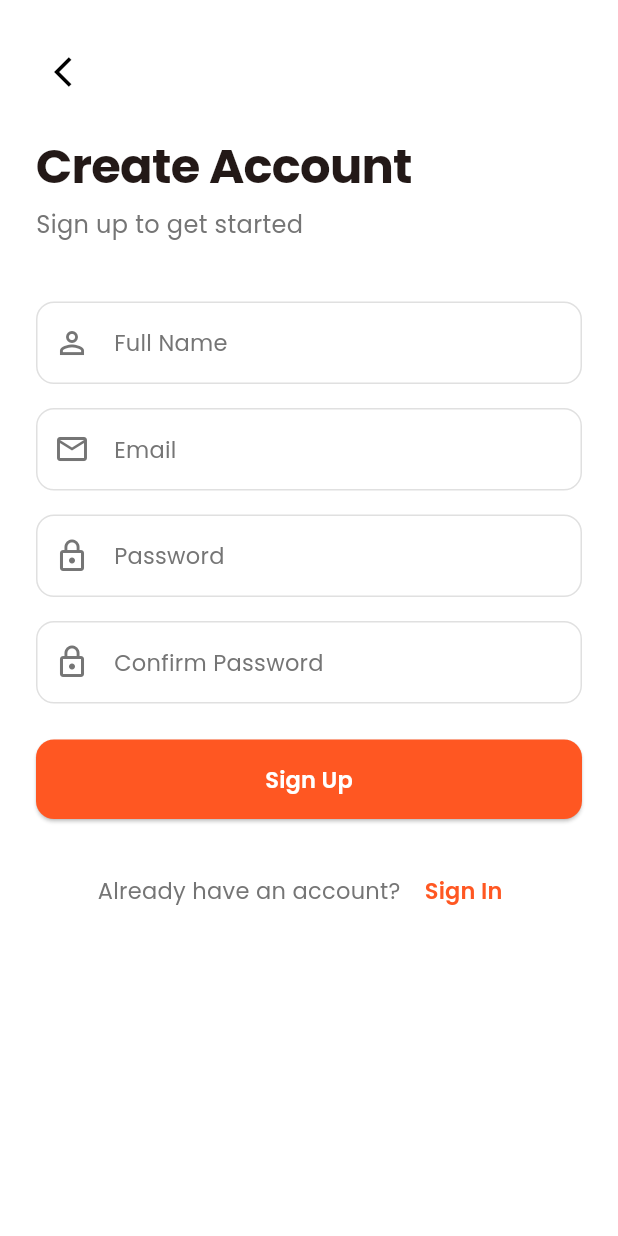
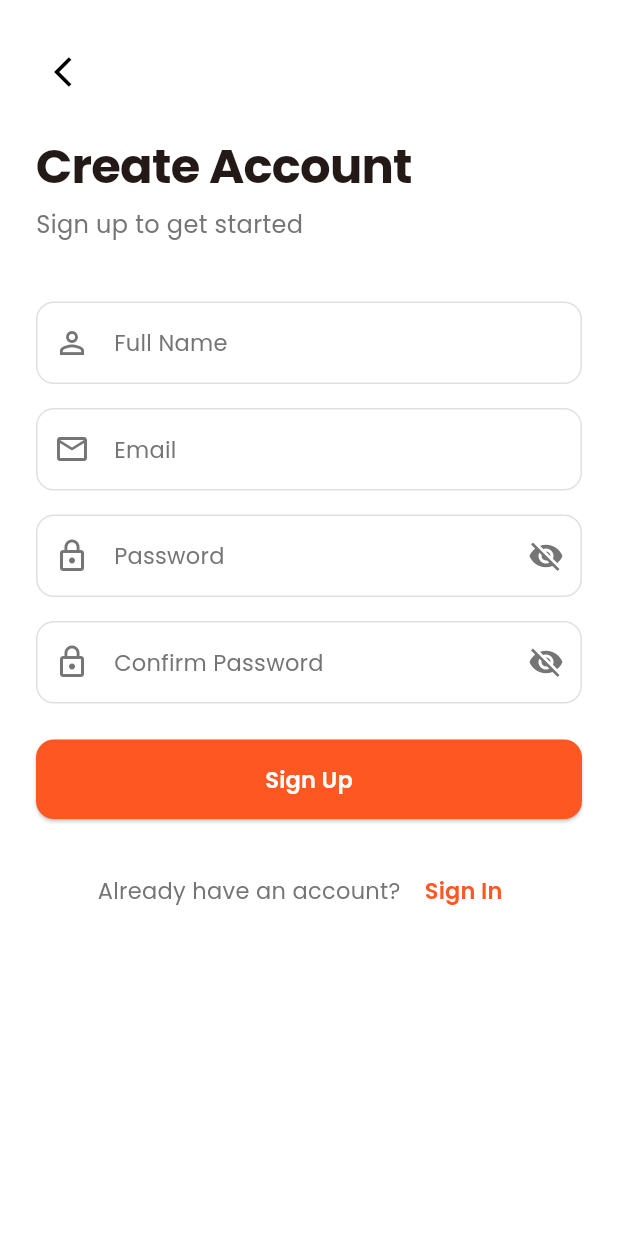
Before and after one commit to Edil-Ayehu/UI-2-Ecommerce-, a Flutter app: the SignUpScreen screen opened directly, on a phone screen of 412 x 824 dp. Run offline on Flutter 3.47's test engine with Material 3 defaults, Android fonts, the phone set to English and light mode, and no system bars; our stand-ins replace get, get_storage, google_fonts, share_plus; accounts and stored records are empty.

Commit message:
custom textfield

```diff
--- a/lib/view/pages/auth/signup_screen.dart
+++ b/lib/view/pages/auth/signup_screen.dart
@@ -1,10 +1,17 @@
+import 'package:ecommerce_ui/view/pages/auth/widgets/custom_textfield.dart';
+import 'package:ecommerce_ui/view/pages/main_screen.dart';
 import 'package:flutter/material.dart';
 import 'package:get/get.dart';
 import 'package:ecommerce_ui/utils/app_textstyles.dart';
 import 'package:ecommerce_ui/view/pages/auth/signin_screen.dart';
 
 class SignUpScreen extends StatelessWidget {
-  const SignUpScreen({super.key});
+  SignUpScreen({super.key});
+
+  final TextEditingController _nameController = TextEditingController();
+  final TextEditingController _emailController = TextEditingController();
+  final TextEditingController _passwordController = TextEditingController();
+  final TextEditingController _confirmPasswordController = TextEditingController();
 
   @override
   Widget build(BuildContext context) {
@@ -41,40 +48,70 @@ class SignUpScreen extends StatelessWidget {
                 ),
               ),
               const SizedBox(height: 40),
-              _buildTextField(
-                context,
-                'Full Name',
-                Icons.person_outline,
-                TextInputType.name,
+CustomTextField(
+  label: 'Full Name',
+  prefixIcon: Icons.person_outline,
+  keyboardType: TextInputType.name,
+  controller: _nameController,
+  validator: (value) {
+    if (value == null || value.isEmpty) {
+      return 'Please enter your name';
+    }
+    return null;
+  },
 ),
               const SizedBox(height: 16),
-              _buildTextField(
-                context,
-                'Email',
-                Icons.email_outlined,
-                TextInputType.emailAddress,
+CustomTextField(
+  label: 'Email',
+  prefixIcon: Icons.email_outlined,
+  keyboardType: TextInputType.emailAddress,
+  controller: _emailController,
+  validator: (value) {
+    if (value == null || value.isEmpty) {
+      return 'Please enter your email';
+    }
+    if (!GetUtils.isEmail(value)) {
+      return 'Please enter a valid email';
+    }
+    return null;
+  },
 ),
               const SizedBox(height: 16),
-              _buildTextField(
-                context,
-                'Password',
-                Icons.lock_outline,
-                TextInputType.visiblePassword,
+CustomTextField(
+  label: 'Password',
+  prefixIcon: Icons.lock_outline,
+  keyboardType: TextInputType.visiblePassword,
   isPassword: true,
+  controller: _passwordController,
+  validator: (value) {
+    if (value == null || value.isEmpty) {
+      return 'Please enter your password';
+    }
+    return null;
+  },
 ),
               const SizedBox(height: 16),
-              _buildTextField(
-                context,
-                'Confirm Password',
-                Icons.lock_outline,
-                TextInputType.visiblePassword,
+CustomTextField(
+  label: 'Confirm Password',
+  prefixIcon: Icons.lock_outline,
+  keyboardType: TextInputType.visiblePassword,
   isPassword: true,
+  controller: _confirmPasswordController,
+  validator: (value) {
+    if (value == null || value.isEmpty) {
+      return 'Please confirm your password';
+    }
+    if (value != _passwordController.text) {
+      return 'Passwords do not match';
+    }
+    return null;
+  },
 ),
               const SizedBox(height: 24),
               SizedBox(
                 width: double.infinity,
                 child: ElevatedButton(
-                  onPressed: () => Get.off(() => const SignInScreen()),
+                  onPressed: () => Get.off(() => MainScreen()),
                   style: ElevatedButton.styleFrom(
                     backgroundColor: Theme.of(context).primaryColor,
                     padding: const EdgeInsets.symmetric(vertical: 16),
@@ -103,7 +140,7 @@ class SignUpScreen extends StatelessWidget {
                     ),
                   ),
                   TextButton(
-                    onPressed: () => Get.off(() => const SignInScreen()),
+                    onPressed: () => Get.off(() => SignInScreen()),
                     child: Text(
                       'Sign In',
                       style: AppTextStyle.withColor(
--- /dev/null
+++ b/lib/view/pages/auth/widgets/custom_textfield.dart
@@ -0,0 +1,101 @@
+import 'package:flutter/material.dart';
+import 'package:ecommerce_ui/utils/app_textstyles.dart';
+
+class CustomTextField extends StatefulWidget {
+  final String label;
+  final IconData prefixIcon;
+  final TextInputType keyboardType;
+  final bool isPassword;
+  final TextEditingController? controller;
+  final String? Function(String?)? validator;
+  final void Function(String)? onChanged;
+
+  const CustomTextField({
+    super.key,
+    required this.label,
+    required this.prefixIcon,
+    this.keyboardType = TextInputType.text,
+    this.isPassword = false,
+    this.controller,
+    this.validator,
+    this.onChanged,
+  });
+
+  @override
+  State<CustomTextField> createState() => _CustomTextFieldState();
+}
+
+class _CustomTextFieldState extends State<CustomTextField> {
+  bool _obscureText = true;
+
+  @override
+  Widget build(BuildContext context) {
+    final isDark = Theme.of(context).brightness == Brightness.dark;
+
+    return TextFormField(
+      controller: widget.controller,
+      obscureText: widget.isPassword && _obscureText,
+      keyboardType: widget.keyboardType,
+      validator: widget.validator,
+      onChanged: widget.onChanged,
+      style: AppTextStyle.withColor(
+        AppTextStyle.bodyMedium,
+        Theme.of(context).textTheme.bodyLarge!.color!,
+      ),
+      decoration: InputDecoration(
+        labelText: widget.label,
+        labelStyle: AppTextStyle.withColor(
+          AppTextStyle.bodyMedium,
+          isDark ? Colors.grey[400]! : Colors.grey[600]!,
+        ),
+        prefixIcon: Icon(
+          widget.prefixIcon,
+          color: isDark ? Colors.grey[400] : Colors.grey[600],
+        ),
+        suffixIcon: widget.isPassword
+            ? IconButton(
+                icon: Icon(
+                  _obscureText ? Icons.visibility_off : Icons.visibility,
+                  color: isDark ? Colors.grey[400] : Colors.grey[600],
+                ),
+                onPressed: () {
+                  setState(() {
+                    _obscureText = !_obscureText;
+                  });
+                },
+              )
+            : null,
+        border: OutlineInputBorder(
+          borderRadius: BorderRadius.circular(12),
+          borderSide: BorderSide(
+            color: isDark ? Colors.grey[700]! : Colors.grey[300]!,
+          ),
+        ),
+        enabledBorder: OutlineInputBorder(
+          borderRadius: BorderRadius.circular(12),
+          borderSide: BorderSide(
+            color: isDark ? Colors.grey[700]! : Colors.grey[300]!,
+          ),
+        ),
+        focusedBorder: OutlineInputBorder(
+          borderRadius: BorderRadius.circular(12),
+          borderSide: BorderSide(
+            color: Theme.of(context).primaryColor,
+          ),
+        ),
+        errorBorder: OutlineInputBorder(
+          borderRadius: BorderRadius.circular(12),
+          borderSide: BorderSide(
+            color: Theme.of(context).colorScheme.error,
+          ),
+        ),
+        focusedErrorBorder: OutlineInputBorder(
+          borderRadius: BorderRadius.circular(12),
+          borderSide: BorderSide(
+            color: Theme.of(context).colorScheme.error,
+          ),
+        ),
+      ),
+    );
+  }
+}
--- a/lib/view/pages/onboarding_screen.dart
+++ b/lib/view/pages/onboarding_screen.dart
@@ -37,7 +37,7 @@ class _OnboardingScreenState extends State<OnboardingScreen> {
   void _handleGetStarted() {
     final AuthController authController = Get.find<AuthController>();
     authController.setFirstTimeDone();
-    Get.off(() => const SignInScreen());
+    Get.off(() => SignInScreen());
   }
 
   @override
--- a/lib/view/pages/splash_screen.dart
+++ b/lib/view/pages/splash_screen.dart
@@ -18,7 +18,7 @@ class SplashScreen extends StatelessWidget {
       } else if (authController.isLoggedIn) {
         Get.off(() => const MainScreen());
       } else {
-        Get.off(() => const SignInScreen());
+        Get.off(() => SignInScreen());
       }
     });
 
```
Also changed, not shown: lib/view/pages/auth/forgot_password_screen.dart (+19 -37 lines), lib/view/pages/auth/signin_screen.dart (+35 -16 lines). Lines whose indentation alone changed are shown as unchanged.
